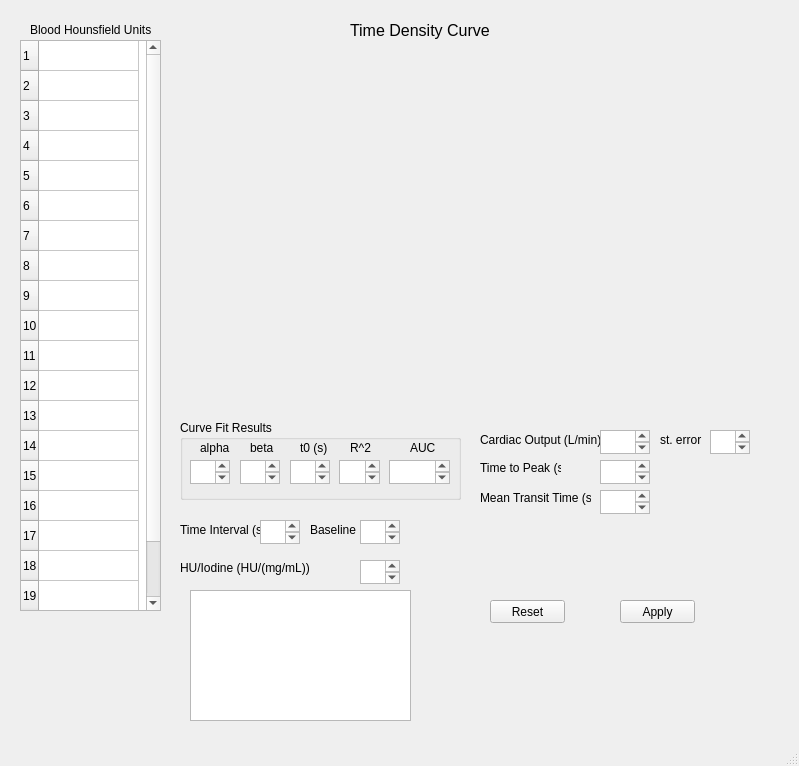
The window that Cocalc_mainwindow.ui (ogdenk/COCalculator) describes before a commit, drawn with Qt 5.
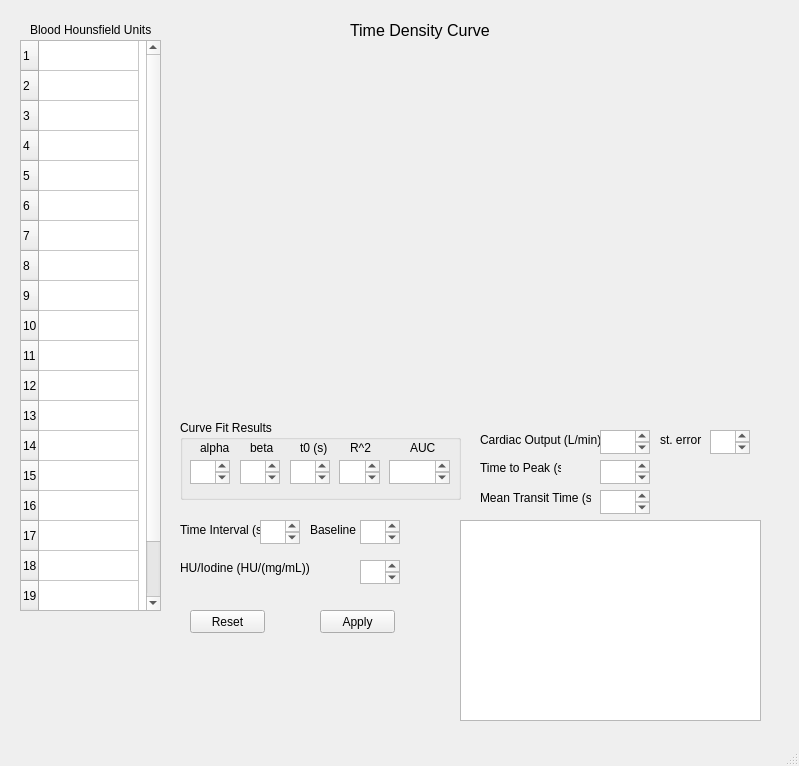
The same window after the commit. Custom widgets are drawn as their Qt base class.

The edit to the form file:
```diff
--- a/Cocalc_mainwindow.ui
+++ b/Cocalc_mainwindow.ui
@@ -446,8 +446,8 @@
    <widget class="QPushButton" name="reset">
     <property name="geometry">
      <rect>
-      <x>490</x>
-      <y>600</y>
+      <x>190</x>
+      <y>610</y>
       <width>75</width>
       <height>23</height>
      </rect>
@@ -459,8 +459,8 @@
    <widget class="QPushButton" name="apply">
     <property name="geometry">
      <rect>
-      <x>620</x>
-      <y>600</y>
+      <x>320</x>
+      <y>610</y>
       <width>75</width>
       <height>23</height>
      </rect>
@@ -472,10 +472,10 @@
    <widget class="PlotWidget" name="PyQtGraph1">
     <property name="geometry">
      <rect>
-      <x>190</x>
-      <y>590</y>
-      <width>221</width>
-      <height>131</height>
+      <x>460</x>
+      <y>520</y>
+      <width>301</width>
+      <height>201</height>
      </rect>
     </property>
     <property name="backgroundBrush">
```
